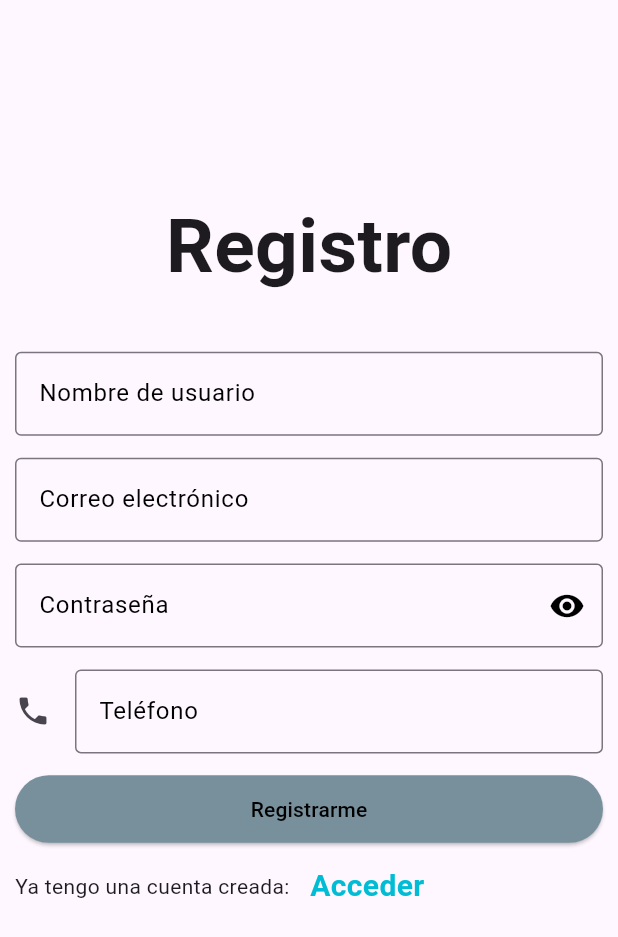
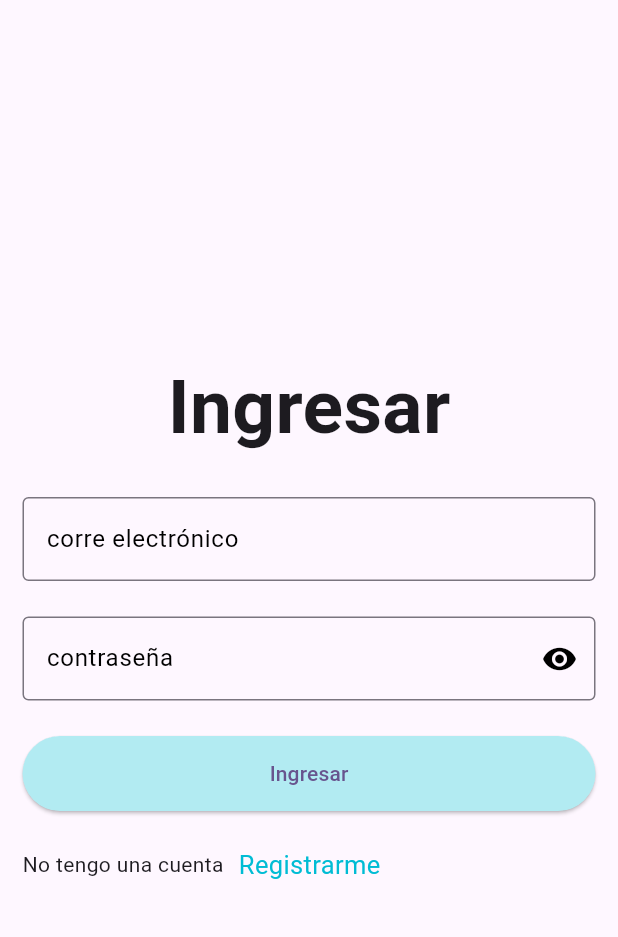
Before and after one commit to EverthKantun/E-comerce_app, a Flutter app: the screen it shows after launch, on a phone screen of 412 x 824 dp. Shown: the top 937 px of the screen. Run offline on Flutter 3.47's test engine with Material 3 defaults, Android fonts, the phone set to English and light mode, and no system bars.

Commit message:
Login page

```diff
--- a/e_comerce_app/lib/main.dart
+++ b/e_comerce_app/lib/main.dart
@@ -1,3 +1,4 @@
+import 'package:e_comerce_app/screens/login.dart';
 import 'package:flutter/material.dart';
 import 'screens/signup.dart';
 
@@ -12,6 +13,7 @@ class MyApp extends StatelessWidget {
   @override
   Widget build(BuildContext context) {
     return MaterialApp(
+      debugShowCheckedModeBanner: false,
       title: 'Flutter Demo',
       theme: ThemeData(
         // This is the theme of your application.
@@ -32,7 +34,7 @@ class MyApp extends StatelessWidget {
         colorScheme: ColorScheme.fromSeed(seedColor: Colors.deepPurple),
         useMaterial3: true,
       ),
-      home: SignUp(),
+      home: Login(),
     );
   }
 }
--- /dev/null
+++ b/e_comerce_app/lib/screens/login.dart
@@ -0,0 +1,143 @@
+import 'package:e_comerce_app/screens/signup.dart';
+import 'package:flutter/material.dart';
+
+class Login extends StatefulWidget {
+  const Login({super.key});
+
+  @override
+  State<Login> createState() => _LoginState();
+}
+
+final GlobalKey<FormState> _formKey = GlobalKey<FormState>();
+String p =
+    r'^(([^<>()[\]\\.,;:\s@\"]+(\.[^<>()[\]\\.,;:\s@\"]+)*)|(\".+\"))@((\[[0-9]{1,3}\.[0-9]{1,3}\.[0-9]{1,3}\.[0-9]{1,3}\])|(([a-zA-Z\-0-9]+\.)+[a-zA-Z]{2,}))$';
+
+RegExp regExp = RegExp(p);
+
+void validation() {
+  final FormState? form = _formKey.currentState; // Permite valores nulos
+  if (form != null && form.validate()) {
+    print("sí");
+  } else {
+    print("no");
+  }
+}
+
+bool obserText = true;
+
+class _LoginState extends State<Login> {
+  @override
+  Widget build(BuildContext context) {
+    return Scaffold(
+      body: Form(
+        key: _formKey,
+        child: Container(
+          margin: EdgeInsets.symmetric(horizontal: 15),
+          child: Column(
+            mainAxisAlignment: MainAxisAlignment.center,
+            children: <Widget>[
+              Container(
+                height: 400,
+                width: double.infinity,
+                child: Column(
+                  mainAxisAlignment: MainAxisAlignment.spaceEvenly,
+                  children: <Widget>[
+                    Text(
+                      "Ingresar",
+                      style:
+                          TextStyle(fontSize: 50, fontWeight: FontWeight.bold),
+                    ),
+                    TextFormField(
+                      validator: (String? value) {
+                        // para validar el correo usando regExp que está en la linea 11
+                        if (value?.isEmpty ?? true) {
+                          return "Coloca un correo";
+                        } else if (!regExp.hasMatch(value!)) {
+                          return "Correo inválido";
+                        }
+                        return null; // Si pasa todas las validaciones, es válido
+                      },
+                      decoration: InputDecoration(
+                          border: OutlineInputBorder(),
+                          hintText: "corre electrónico",
+                          hintStyle: TextStyle(color: Colors.black)),
+                    ),
+                    TextFormField(
+                      obscureText: obserText,
+                      validator: (value) {
+                        //para validar la longitud de la contraseña
+                        if (value == null || value.isEmpty) {
+                          return "Por favor, coloca una contraseña";
+                        }
+                        if (value.length < 8) {
+                          return "La contraseña debe contener al menos 8 caracteres";
+                        }
+                        return null;
+                      },
+                      decoration: InputDecoration(
+                        border: OutlineInputBorder(),
+                        hintText: "contraseña",
+                        suffixIcon: GestureDetector(
+                          onTap: () {
+                            FocusScope.of(context).unfocus();
+                            setState(() {
+                              obserText = !obserText;
+                            });
+                          },
+                          child: Icon(
+                            obserText == true
+                                ? Icons.visibility
+                                : Icons.visibility_off,
+                            color: Colors.black,
+                          ),
+                        ),
+                        hintStyle: TextStyle(color: Colors.black),
+                      ),
+                    ),
+                    SizedBox(
+                      height: 50,
+                      width: double.infinity,
+                      child: ElevatedButton(
+                        onPressed: () {
+                          validation();
+                        },
+                        style: ElevatedButton.styleFrom(
+                          backgroundColor: Colors.cyan[100],
+                          padding: EdgeInsets.zero,
+                        ),
+                        child: Text(
+                          "Ingresar",
+                        ),
+                      ),
+                    ),
+                    Row(
+                      children: [
+                        Text("No tengo una cuenta"),
+                        SizedBox(
+                          width: 10,
+                        ),
+                        GestureDetector(
+                          onTap: () {
+                            Navigator.of(context).push(
+                              MaterialPageRoute(
+                                builder: (ctx) => SignUp(),
+                              ),
+                            );
+                          },
+                          child: Text(
+                            "Registrarme",
+                            style: TextStyle(color: Colors.cyan, fontSize: 17),
+                          ),
+                        )
+                      ],
+                    )
+                  ],
+                ),
+              ),
+            ],
+          ),
+        ),
+      ),
+    );
+  }
+}
```
Also changed, not shown: e_comerce_app/lib/screens/signup.dart (+8 -0 lines).
